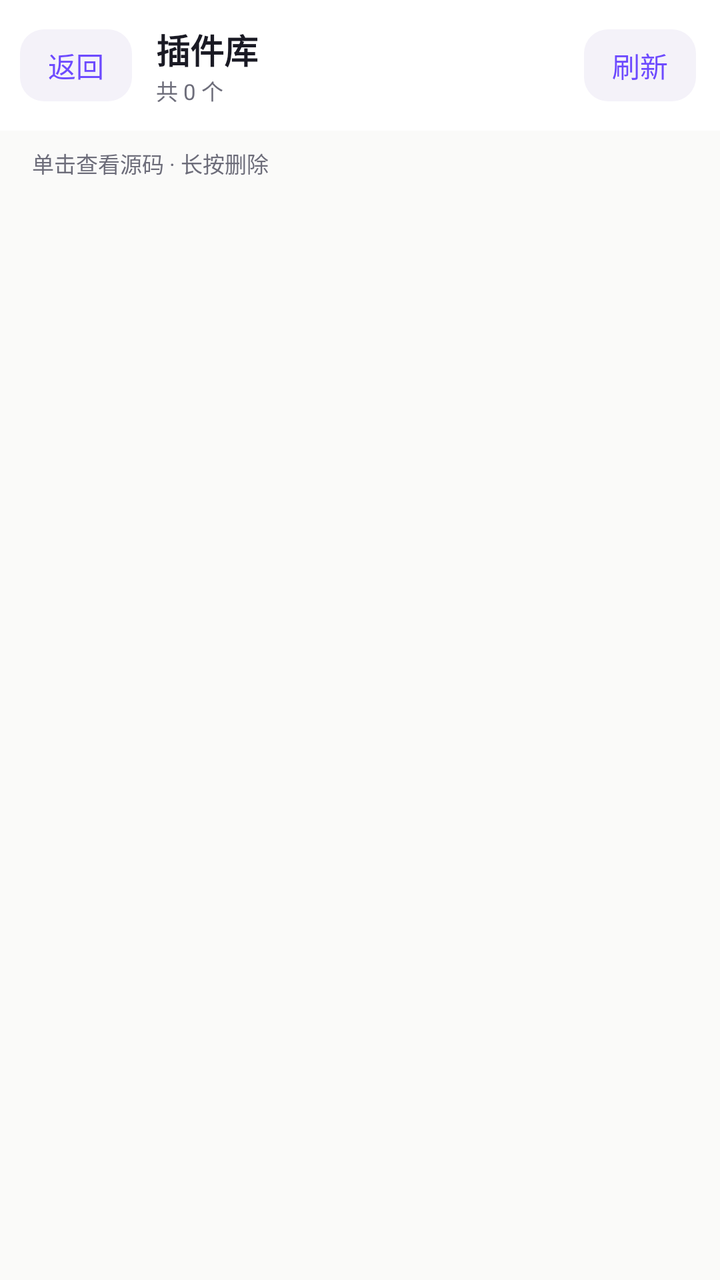
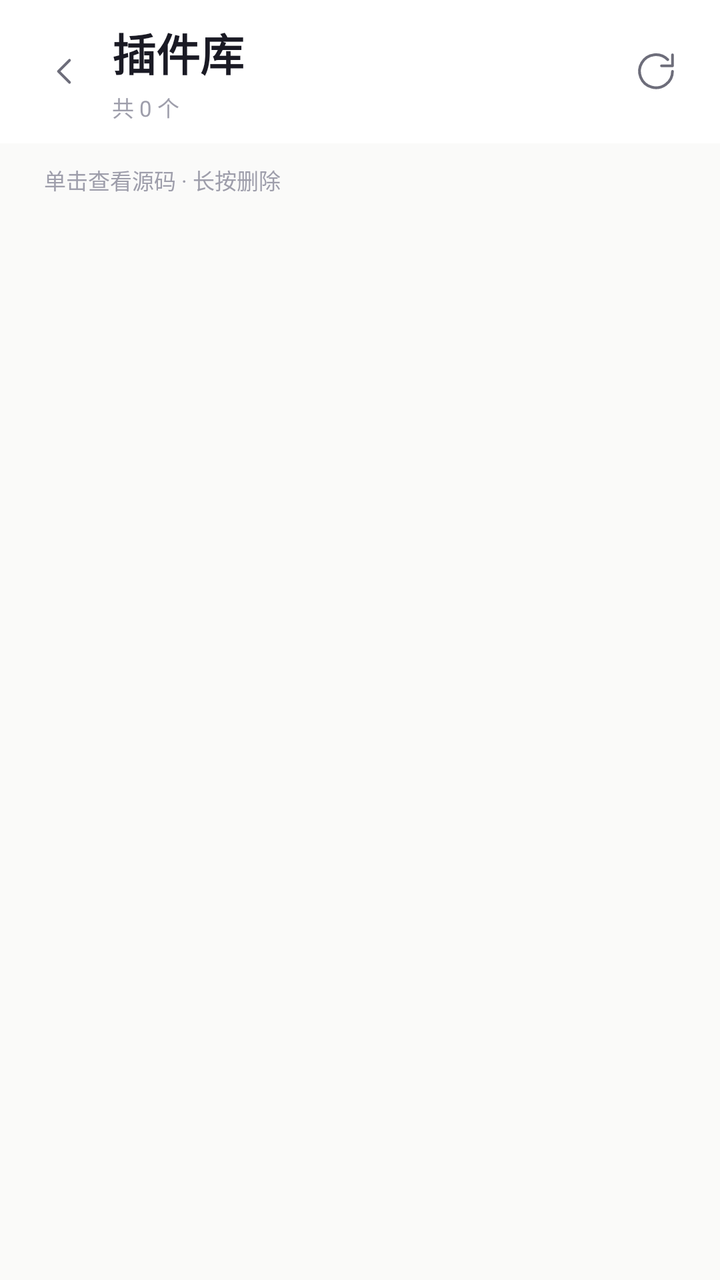

Two renders of the same Android screen: before a commit and after it. Below are the layout's source before the change and the commit's diff.
<!-- AndroidManifest.xml: application theme AppTheme -->
<!-- res/layout/activity_plugin.xml -->
<?xml version="1.0" encoding="utf-8"?>
<LinearLayout xmlns:android="http://schemas.android.com/apk/res/android"
    android:layout_width="match_parent"
    android:layout_height="match_parent"
    android:background="@color/bg_root"
    android:orientation="vertical">

    
    <LinearLayout
        android:layout_width="match_parent"
        android:layout_height="wrap_content"
        android:background="@color/bg_surface"
        android:gravity="center_vertical"
        android:orientation="horizontal"
        android:paddingStart="10dp"
        android:paddingTop="12dp"
        android:paddingEnd="12dp"
        android:paddingBottom="12dp">

        <TextView
            android:id="@+id/backButton"
            android:layout_width="wrap_content"
            android:layout_height="36dp"
            android:background="@drawable/bg_quick"
            android:clickable="true"
            android:focusable="true"
            android:gravity="center"
            android:paddingStart="14dp"
            android:paddingEnd="14dp"
            android:text="返回"
            android:textColor="@color/accent"
            android:textSize="14sp" />

        <LinearLayout
            android:layout_width="0dp"
            android:layout_height="wrap_content"
            android:layout_marginStart="12dp"
            android:layout_weight="1"
            android:orientation="vertical">

            <TextView
                android:layout_width="wrap_content"
                android:layout_height="wrap_content"
                android:text="插件库"
                android:textColor="@color/text_primary"
                android:textSize="17sp"
                android:textStyle="bold" />

            <TextView
                android:id="@+id/countText"
                android:layout_width="wrap_content"
                android:layout_height="wrap_content"
                android:text="共 0 个"
                android:textColor="@color/text_secondary"
                android:textSize="11sp" />
        </LinearLayout>

        <TextView
            android:id="@+id/refreshButton"
            android:layout_width="wrap_content"
            android:layout_height="36dp"
            android:background="@drawable/bg_quick"
            android:clickable="true"
            android:focusable="true"
            android:gravity="center"
            android:paddingStart="14dp"
            android:paddingEnd="14dp"
            android:text="刷新"
            android:textColor="@color/accent"
            android:textSize="14sp" />
    </LinearLayout>

    
    <TextView
        android:layout_width="match_parent"
        android:layout_height="wrap_content"
        android:paddingStart="16dp"
        android:paddingTop="8dp"
        android:paddingEnd="16dp"
        android:paddingBottom="8dp"
        android:text="单击查看源码 · 长按删除"
        android:textColor="@color/text_secondary"
        android:textSize="11sp" />

    
    <ListView
        android:id="@+id/pluginList"
        android:layout_width="match_parent"
        android:layout_height="0dp"
        android:layout_weight="1"
        android:divider="@color/divider"
        android:dividerHeight="1dp"
        android:paddingStart="12dp"
        android:paddingEnd="12dp"
        android:scrollbars="none" />

    
    <TextView
        android:id="@+id/emptyText"
        android:layout_width="match_parent"
        android:layout_height="0dp"
        android:layout_weight="1"
        android:gravity="center"
        android:text="暂无插件。在主界面「存插件」可把当前会话保存为插件。"
        android:textColor="@color/text_secondary"
        android:textSize="13sp"
        android:visibility="gone" />
</LinearLayout>
<!-- resources referenced by this layout -->
<resources>
  <color name="accent">#6D4AFF</color>
  <color name="bg_root">@color/bg_canvas</color>
  <color name="bg_surface">@color/bg_elevated</color>
  <color name="divider">@color/accent_line</color>
  <color name="text_primary">#1A1A24</color>
  <color name="text_secondary">#6D6D7A</color>
  <!-- drawable bg_quick (drawable) -->
  <?xml version="1.0" encoding="utf-8"?>
  <shape xmlns:android="http://schemas.android.com/apk/res/android" android:shape="rectangle">
  <solid android:color="@color/bg_subtle" />
  <corners android:radius="@dimen/radius_sm" />
  </shape>
  <style name="AppTheme" parent="Theme.AppCompat.DayNight.NoActionBar">
  <item name="android:windowBackground">@color/bg_canvas</item>
  <item name="colorPrimary">@color/accent</item>
  <item name="colorPrimaryDark">@color/bg_elevated</item>
  <item name="colorAccent">@color/accent</item>
  <item name="colorControlHighlight">@color/accent_line</item>
  <item name="android:statusBarColor">@color/bg_elevated</item>
  <item name="android:navigationBarColor">@color/bg_elevated</item>
  <item name="android:windowLightStatusBar">@bool/light_status_bar</item>
  <item name="android:textColorPrimary">@color/text_primary</item>
  <item name="android:textColorSecondary">@color/text_secondary</item>
  <item name="android:textColorHint">@color/text_tertiary</item>
  <item name="bottomSheetDialogTheme">@style/AppBottomSheet</item>
  </style>
  <color name="bg_canvas">#FAFAF9</color>
  <color name="bg_elevated">#FFFFFF</color>
  <color name="accent_line">#1F6D4AFF</color>
  <color name="bg_subtle">#F4F2F9</color>
  <dimen name="radius_sm">12dp</dimen>
  <color name="text_tertiary">#9E9EAB</color>
  <style name="AppBottomSheet" parent="Theme.Design.Light.BottomSheetDialog">
  <item name="bottomSheetStyle">@style/AppBottomSheet.Modal</item>
  <item name="android:windowIsFloating">false</item>
  <item name="android:statusBarColor">@android:color/transparent</item>
  </style>
  <style name="AppBottomSheet.Modal" parent="Widget.Design.BottomSheet.Modal">
  <item name="android:background">@android:color/transparent</item>
  </style>
</resources>

<!-- the commit's change to res/layout/activity_plugin.xml (unified diff, before → after) -->
@@ -1,108 +1,104 @@
 <?xml version="1.0" encoding="utf-8"?>
 <LinearLayout xmlns:android="http://schemas.android.com/apk/res/android"
-    android:layout_width="match_parent"
-    android:layout_height="match_parent"
-    android:background="@color/bg_root"
-    android:orientation="vertical">
+android:layout_width="match_parent"
+android:layout_height="match_parent"
+android:background="@color/bg_canvas"
+android:orientation="vertical">
 
-    
-    <LinearLayout
-        android:layout_width="match_parent"
-        android:layout_height="wrap_content"
-        android:background="@color/bg_surface"
-        android:gravity="center_vertical"
-        android:orientation="horizontal"
-        android:paddingStart="10dp"
-        android:paddingTop="12dp"
-        android:paddingEnd="12dp"
-        android:paddingBottom="12dp">
+<LinearLayout
+android:layout_width="match_parent"
+android:layout_height="wrap_content"
+android:background="@color/bg_elevated"
+android:gravity="center_vertical"
+android:orientation="horizontal"
+android:paddingStart="8dp"
+android:paddingTop="10dp"
+android:paddingEnd="8dp"
+android:paddingBottom="10dp">
 
-        <TextView
-            android:id="@+id/backButton"
-            android:layout_width="wrap_content"
-            android:layout_height="36dp"
-            android:background="@drawable/bg_quick"
-            android:clickable="true"
-            android:focusable="true"
-            android:gravity="center"
-            android:paddingStart="14dp"
-            android:paddingEnd="14dp"
-            android:text="返回"
-            android:textColor="@color/accent"
-            android:textSize="14sp" />
+<FrameLayout
+android:id="@+id/backButton"
+android:layout_width="48dp"
+android:layout_height="48dp"
+android:background="?attr/selectableItemBackgroundBorderless"
+android:clickable="true"
+android:focusable="true">
+<ImageView
+android:layout_width="22dp"
+android:layout_height="22dp"
+android:layout_gravity="center"
+android:src="@drawable/ic_back" />
+</FrameLayout>
 
-        <LinearLayout
-            android:layout_width="0dp"
-            android:layout_height="wrap_content"
-            android:layout_marginStart="12dp"
-            android:layout_weight="1"
-            android:orientation="vertical">
+<LinearLayout
+android:layout_width="0dp"
+android:layout_height="wrap_content"
+android:layout_weight="1"
+android:orientation="vertical">
+<TextView
+android:layout_width="wrap_content"
+android:layout_height="wrap_content"
+android:text="插件库"
+android:textColor="@color/text_primary"
+android:textSize="@dimen/fs_display"
+android:textStyle="bold" />
+<TextView
+android:id="@+id/countText"
+android:layout_width="wrap_content"
+android:layout_height="wrap_content"
+android:layout_marginTop="3dp"
+android:text="共 0 个"
+android:textColor="@color/text_tertiary"
+android:textSize="@dimen/fs_caption" />
+</LinearLayout>
 
-            <TextView
-                android:layout_width="wrap_content"
-                android:layout_height="wrap_content"
-                android:text="插件库"
-                android:textColor="@color/text_primary"
-                android:textSize="17sp"
-                android:textStyle="bold" />
+<FrameLayout
+android:id="@+id/refreshButton"
+android:layout_width="48dp"
+android:layout_height="48dp"
+android:background="?attr/selectableItemBackgroundBorderless"
+android:clickable="true"
+android:focusable="true">
+<ImageView
+android:layout_width="22dp"
+android:layout_height="22dp"
+android:layout_gravity="center"
+android:src="@drawable/ic_refresh" />
+</FrameLayout>
+</LinearLayout>
 
-            <TextView
-                android:id="@+id/countText"
-                android:layout_width="wrap_content"
-                android:layout_height="wrap_content"
-                android:text="共 0 个"
-                android:textColor="@color/text_secondary"
-                android:textSize="11sp" />
-        </LinearLayout>
+<TextView
+android:layout_width="match_parent"
+android:layout_height="wrap_content"
+android:paddingStart="22dp"
+android:paddingTop="10dp"
+android:paddingEnd="22dp"
+android:paddingBottom="6dp"
+android:text="单击查看源码 · 长按删除"
+android:textColor="@color/text_tertiary"
+android:textSize="@dimen/fs_caption" />
 
-        <TextView
-            android:id="@+id/refreshButton"
-            android:layout_width="wrap_content"
-            android:layout_height="36dp"
-            android:background="@drawable/bg_quick"
-            android:clickable="true"
-            android:focusable="true"
-            android:gravity="center"
-            android:paddingStart="14dp"
-            android:paddingEnd="14dp"
-            android:text="刷新"
-            android:textColor="@color/accent"
-            android:textSize="14sp" />
-    </LinearLayout>
+<ListView
+android:id="@+id/pluginList"
+android:layout_width="match_parent"
+android:layout_height="0dp"
+android:layout_weight="1"
+android:divider="@android:color/transparent"
+android:dividerHeight="0dp"
+android:paddingStart="12dp"
+android:paddingEnd="12dp"
+android:paddingTop="4dp"
+android:paddingBottom="12dp"
+android:scrollbars="none" />
 
-    
-    <TextView
-        android:layout_width="match_parent"
-        android:layout_height="wrap_content"
-        android:paddingStart="16dp"
-        android:paddingTop="8dp"
-        android:paddingEnd="16dp"
-        android:paddingBottom="8dp"
-        android:text="单击查看源码 · 长按删除"
-        android:textColor="@color/text_secondary"
-        android:textSize="11sp" />
-
-    
-    <ListView
-        android:id="@+id/pluginList"
-        android:layout_width="match_parent"
-        android:layout_height="0dp"
-        android:layout_weight="1"
-        android:divider="@color/divider"
-        android:dividerHeight="1dp"
-        android:paddingStart="12dp"
-        android:paddingEnd="12dp"
-        android:scrollbars="none" />
-
-    
-    <TextView
-        android:id="@+id/emptyText"
-        android:layout_width="match_parent"
-        android:layout_height="0dp"
-        android:layout_weight="1"
-        android:gravity="center"
-        android:text="暂无插件。在主界面「存插件」可把当前会话保存为插件。"
-        android:textColor="@color/text_secondary"
-        android:textSize="13sp"
-        android:visibility="gone" />
+<TextView
+android:id="@+id/emptyText"
+android:layout_width="match_parent"
+android:layout_height="0dp"
+android:layout_weight="1"
+android:gravity="center"
+android:text="暂无插件。在主界面「存插件」可把当前会话保存为插件。"
+android:textColor="@color/text_tertiary"
+android:textSize="@dimen/fs_label"
+android:visibility="gone" />
 </LinearLayout>
<!-- resource entries referenced after the edit -->
@@ -1,17 +1,8 @@
 <!-- resources referenced by this layout -->
 <resources>
   <color name="accent">#6D4AFF</color>
-  <color name="bg_root">@color/bg_canvas</color>
-  <color name="bg_surface">@color/bg_elevated</color>
-  <color name="divider">@color/accent_line</color>
   <color name="text_primary">#1A1A24</color>
   <color name="text_secondary">#6D6D7A</color>
-  <!-- drawable bg_quick (drawable) -->
-  <?xml version="1.0" encoding="utf-8"?>
-  <shape xmlns:android="http://schemas.android.com/apk/res/android" android:shape="rectangle">
-  <solid android:color="@color/bg_subtle" />
-  <corners android:radius="@dimen/radius_sm" />
-  </shape>
   <style name="AppTheme" parent="Theme.AppCompat.DayNight.NoActionBar">
   <item name="android:windowBackground">@color/bg_canvas</item>
   <item name="colorPrimary">@color/accent</item>
@@ -29,9 +20,21 @@
   <color name="bg_canvas">#FAFAF9</color>
   <color name="bg_elevated">#FFFFFF</color>
   <color name="accent_line">#1F6D4AFF</color>
-  <color name="bg_subtle">#F4F2F9</color>
-  <dimen name="radius_sm">12dp</dimen>
   <color name="text_tertiary">#9E9EAB</color>
+  <dimen name="fs_caption">11sp</dimen>
+  <dimen name="fs_display">22sp</dimen>
+  <dimen name="fs_label">13sp</dimen>
+  <!-- drawable ic_back (drawable) -->
+  <?xml version="1.0" encoding="utf-8"?>
+  <vector xmlns:android="http://schemas.android.com/apk/res/android" android:width="22dp" android:height="22dp" android:viewportWidth="24" android:viewportHeight="24">
+  <path android:pathData="M15,18 L9,12 L15,6" android:strokeColor="@color/text_secondary" android:strokeWidth="1.5" android:strokeLineCap="round" android:strokeLineJoin="round"/>
+  </vector>
+  <!-- drawable ic_refresh (drawable) -->
+  <?xml version="1.0" encoding="utf-8"?>
+  <vector xmlns:android="http://schemas.android.com/apk/res/android" android:width="22dp" android:height="22dp" android:viewportWidth="24" android:viewportHeight="24">
+  <path android:pathData="M21,12 A9,9 0 1 1 18.4,5.6" android:strokeColor="@color/text_secondary" android:strokeWidth="1.5" android:strokeLineCap="round"/>
+  <path android:pathData="M21,3 L21,9 L15,9" android:strokeColor="@color/text_secondary" android:strokeWidth="1.5" android:strokeLineCap="round" android:strokeLineJoin="round"/>
+  </vector>
   <style name="AppBottomSheet" parent="Theme.Design.Light.BottomSheetDialog">
   <item name="bottomSheetStyle">@style/AppBottomSheet.Modal</item>
   <item name="android:windowIsFloating">false</item>
